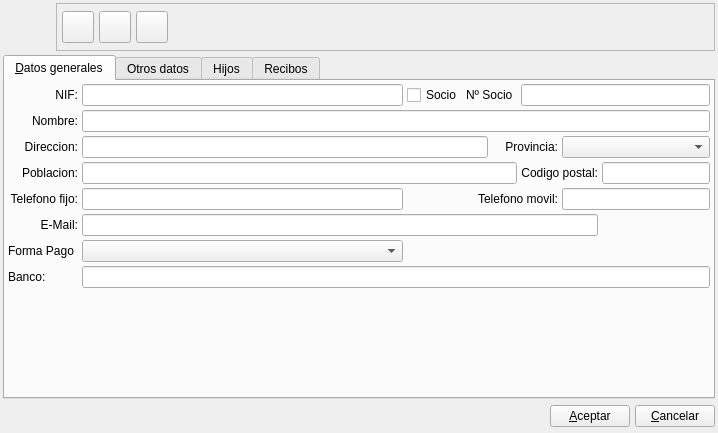
Above: bulmages/bulmafact/plugins/pluginbf_tutor/tutorbase.ui from eboladev/Bulmages-1 before the change. Below: the same form after it.
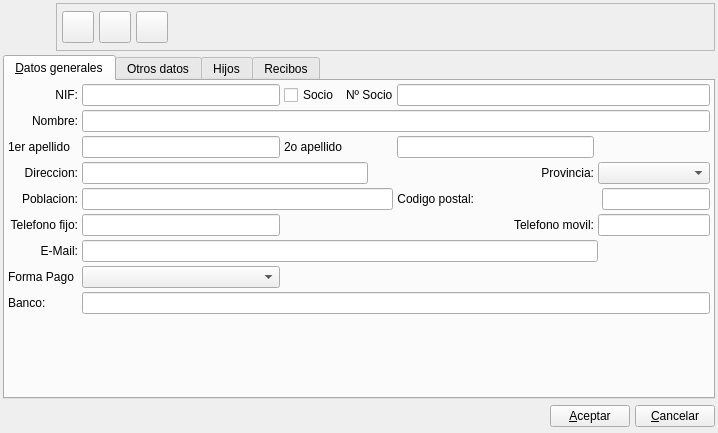
That is the form after the change. Icons and pictures are not drawn. Custom widgets are drawn as their Qt base class.

Commit message: Agrego los campos primer apellido y segundo apellido a la ficha de tutores segun el bug reportado 16112

Diff of the .ui file:
```diff
--- a/bulmages/bulmafact/plugins/pluginbf_tutor/tutorbase.ui
+++ b/bulmages/bulmafact/plugins/pluginbf_tutor/tutorbase.ui
@@ -333,7 +333,7 @@
          </property>
         </widget>
        </item>
-       <item row="2" column="0" colspan="2">
+       <item row="3" column="0" colspan="2">
         <widget class="QLabel" name="textLabel2_6">
          <property name="text">
           <string>Direccion:</string>
@@ -346,14 +346,14 @@
          </property>
         </widget>
        </item>
-       <item row="2" column="2" colspan="3">
+       <item row="3" column="2" colspan="3">
         <widget class="QLineEdit" name="mui_dircliente">
          <property name="maxLength">
           <number>100</number>
          </property>
         </widget>
        </item>
-       <item row="2" column="5" colspan="2">
+       <item row="3" column="5" colspan="2">
         <widget class="QLabel" name="textLabel2_9_2">
          <property name="text">
           <string>Provincia:</string>
@@ -366,10 +366,10 @@
          </property>
         </widget>
        </item>
-       <item row="2" column="7" colspan="2">
+       <item row="3" column="7" colspan="2">
         <widget class="BlComboBox" name="mui_idprovincia"/>
        </item>
-       <item row="3" column="0" colspan="2">
+       <item row="4" column="0" colspan="2">
         <widget class="QLabel" name="textLabel2_9">
          <property name="text">
           <string>Poblacion:</string>
@@ -382,14 +382,14 @@
          </property>
         </widget>
        </item>
-       <item row="3" column="2" colspan="4">
+       <item row="4" column="2" colspan="4">
         <widget class="QLineEdit" name="mui_poblcliente">
          <property name="maxLength">
           <number>40</number>
          </property>
         </widget>
        </item>
-       <item row="3" column="6" colspan="2">
+       <item row="4" column="6" colspan="2">
         <widget class="QLabel" name="textLabel2_7">
          <property name="sizePolicy">
           <sizepolicy hsizetype="Fixed" vsizetype="Fixed">
@@ -408,7 +408,7 @@
          </property>
         </widget>
        </item>
-       <item row="3" column="8">
+       <item row="4" column="8">
         <widget class="QLineEdit" name="mui_cpcliente">
          <property name="sizePolicy">
           <sizepolicy hsizetype="Fixed" vsizetype="Fixed">
@@ -421,7 +421,7 @@
          </property>
         </widget>
        </item>
-       <item row="4" column="0" colspan="2">
+       <item row="5" column="0" colspan="2">
         <widget class="QLabel" name="textLabel2_8">
          <property name="text">
           <string>Telefono fijo:</string>
@@ -434,14 +434,14 @@
          </property>
         </widget>
        </item>
-       <item row="4" column="2">
+       <item row="5" column="2">
         <widget class="QLineEdit" name="mui_telcliente">
          <property name="maxLength">
           <number>20</number>
          </property>
         </widget>
        </item>
-       <item row="4" column="3" colspan="4">
+       <item row="5" column="3" colspan="4">
         <widget class="QLabel" name="textLabel2_8_5">
          <property name="text">
           <string>Telefono movil:</string>
@@ -454,14 +454,14 @@
          </property>
         </widget>
        </item>
-       <item row="4" column="7" colspan="2">
+       <item row="5" column="7" colspan="2">
         <widget class="QLineEdit" name="mui_movilcliente">
          <property name="maxLength">
           <number>20</number>
          </property>
         </widget>
        </item>
-       <item row="5" column="0" rowspan="2" colspan="2">
+       <item row="6" column="0" rowspan="2" colspan="2">
         <widget class="QLabel" name="textLabel2_8_3">
          <property name="text">
           <string>E-Mail:</string>
@@ -474,14 +474,14 @@
          </property>
         </widget>
        </item>
-       <item row="5" column="2" rowspan="2" colspan="6">
+       <item row="6" column="2" rowspan="2" colspan="6">
         <widget class="QLineEdit" name="mui_mailcliente">
          <property name="maxLength">
           <number>100</number>
          </property>
         </widget>
        </item>
-       <item row="8" column="2" colspan="7">
+       <item row="9" column="2" colspan="7">
         <widget class="BlBankEdit" name="mui_bancocliente">
          <property name="sizePolicy">
           <sizepolicy hsizetype="Expanding" vsizetype="Fixed">
@@ -491,7 +491,7 @@
          </property>
         </widget>
        </item>
-       <item row="9" column="3">
+       <item row="10" column="3">
         <spacer name="verticalSpacer">
          <property name="orientation">
           <enum>Qt::Vertical</enum>
@@ -504,17 +504,17 @@
          </property>
         </spacer>
        </item>
-       <item row="7" column="2">
+       <item row="8" column="2">
         <widget class="BfBuscarFormaPago" name="mui_idforma_pago"/>
        </item>
-       <item row="7" column="0">
+       <item row="8" column="0">
         <widget class="QLabel" name="label_3">
          <property name="text">
           <string>Forma Pago</string>
          </property>
         </widget>
        </item>
-       <item row="8" column="0">
+       <item row="9" column="0">
         <widget class="QLabel" name="textLabel2_4_3">
          <property name="text">
           <string>Banco:</string>
@@ -524,6 +524,26 @@
          </property>
         </widget>
        </item>
+       <item row="2" column="0">
+        <widget class="QLabel" name="label_4">
+         <property name="text">
+          <string>1er apellido</string>
+         </property>
+        </widget>
+       </item>
+       <item row="2" column="2">
+        <widget class="QLineEdit" name="mui_apellido1cliente"/>
+       </item>
+       <item row="2" column="3">
+        <widget class="QLabel" name="label_5">
+         <property name="text">
+          <string>2o apellido</string>
+         </property>
+        </widget>
+       </item>
+       <item row="2" column="6">
+        <widget class="QLineEdit" name="mui_apellido2cliente"/>
+       </item>
       </layout>
      </widget>
      <widget class="QWidget" name="tabOtros">
```
The commit also changes 3 other files.
